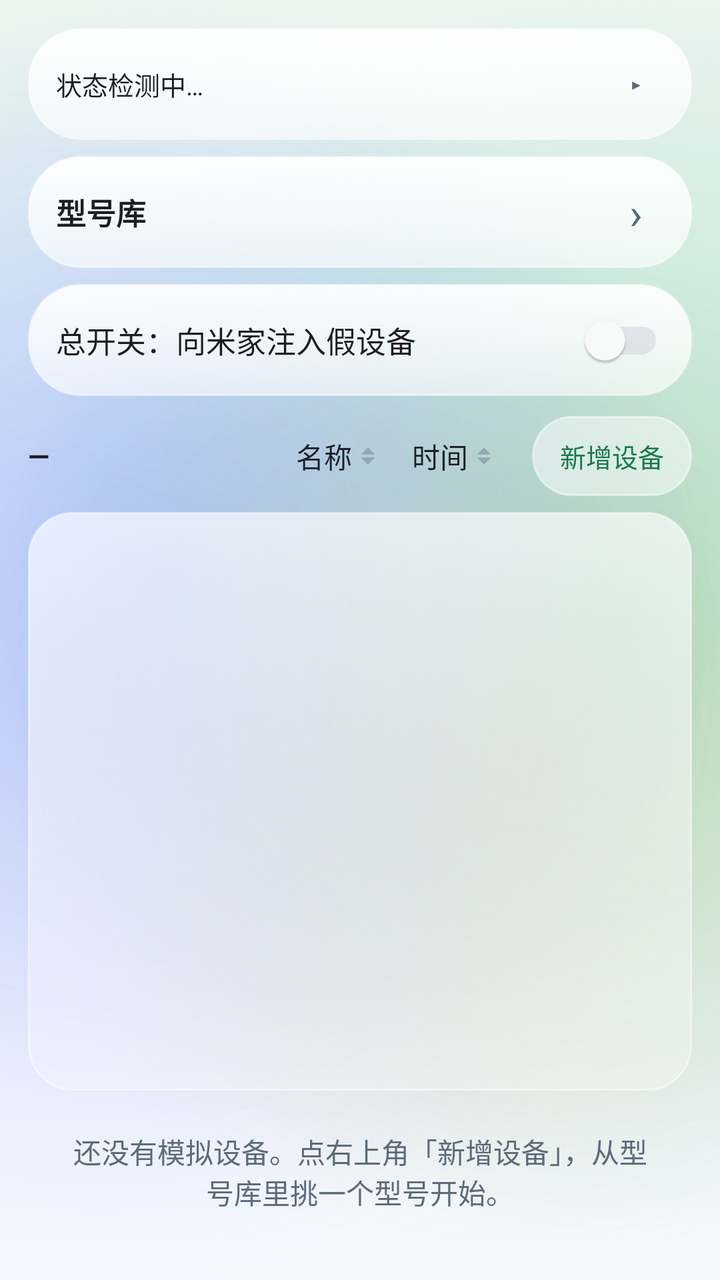
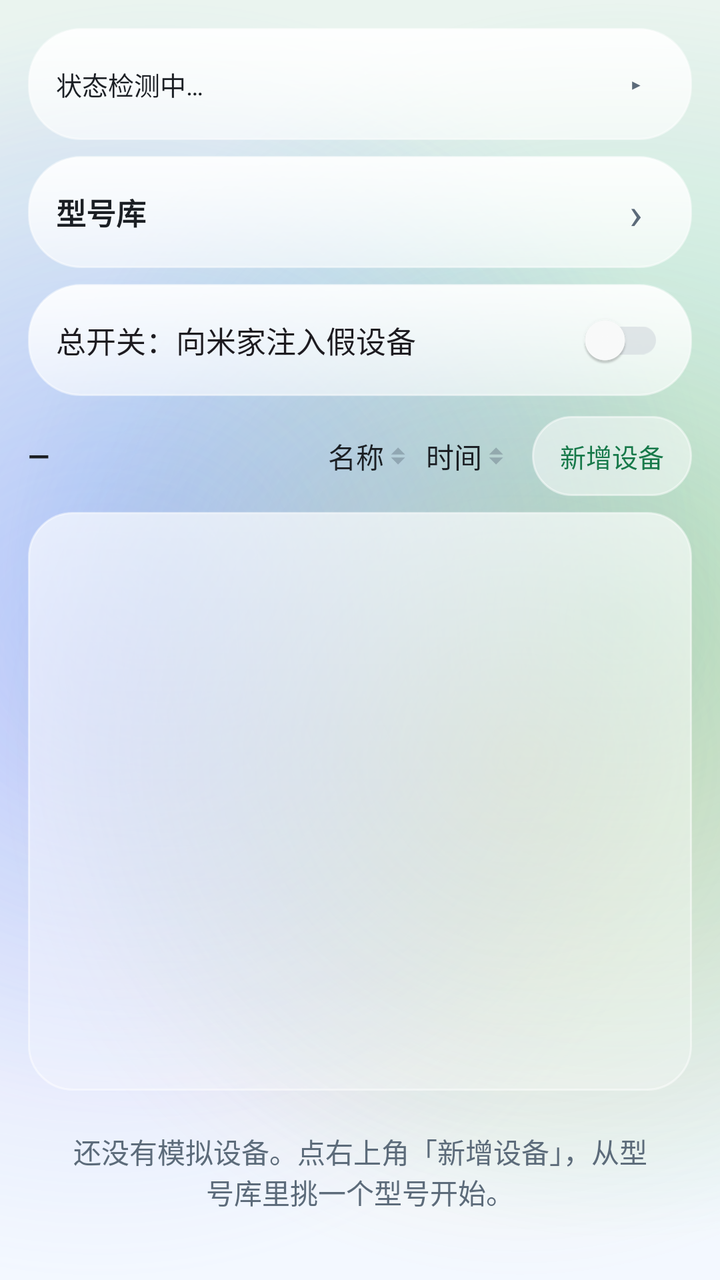

Screens rendered from an Android XML layout before and after an edit, with the pre-edit source and the edit as a unified diff.
<!-- AndroidManifest.xml: application theme Theme.MijiaSim -->
<!-- res/layout/activity_main.xml -->
<?xml version="1.0" encoding="utf-8"?>
<LinearLayout xmlns:android="http://schemas.android.com/apk/res/android"
    android:layout_width="match_parent"
    android:layout_height="match_parent"
    android:orientation="vertical"
    android:paddingLeft="14dp"
    android:paddingTop="14dp"
    android:paddingRight="14dp"
    android:paddingBottom="14dp">

    
    <LinearLayout
        android:id="@+id/status_card"
        android:layout_width="match_parent"
        android:layout_height="wrap_content"
        android:background="@drawable/bg_glass_card"
        android:orientation="vertical">

        <LinearLayout
            android:id="@+id/status_header"
            android:layout_width="match_parent"
            android:layout_height="56dp"
            android:background="@drawable/bg_status_ripple"
            android:clickable="true"
            android:focusable="true"
            android:gravity="center_vertical"
            android:orientation="horizontal"
            android:paddingLeft="14dp"
            android:paddingRight="12dp">

            <TextView
                android:id="@+id/status_summary"
                android:layout_width="0dp"
                android:layout_height="wrap_content"
                android:layout_weight="1"
                android:ellipsize="end"
                android:maxLines="1"
                android:text="@string/status_placeholder"
                android:textColor="@color/ink"
                android:textSize="13sp" />

            <TextView
                android:id="@+id/status_toggle"
                android:layout_width="32dp"
                android:layout_height="32dp"
                android:gravity="center"
                android:text="@string/status_arrow_closed"
                android:textColor="@color/ink_muted"
                android:textSize="14sp" />
        </LinearLayout>

        <TextView
            android:id="@+id/status_text"
            android:layout_width="match_parent"
            android:layout_height="wrap_content"
            android:lineSpacingExtra="3dp"
            android:paddingLeft="14dp"
            android:paddingTop="2dp"
            android:paddingRight="14dp"
            android:paddingBottom="12dp"
            android:text="@string/status_placeholder"
            android:textColor="@color/ink"
            android:textSize="13sp"
            android:visibility="gone" />
    </LinearLayout>

    
    <LinearLayout
        android:id="@+id/btn_open_library"
        android:layout_width="match_parent"
        android:layout_height="56dp"
        android:layout_marginTop="8dp"
        android:background="@drawable/bg_glass_card"
        android:clickable="true"
        android:focusable="true"
        android:gravity="center_vertical"
        android:orientation="horizontal"
        android:paddingLeft="14dp"
        android:paddingRight="12dp">

        <TextView
            android:layout_width="0dp"
            android:layout_height="wrap_content"
            android:layout_weight="1"
            android:ellipsize="end"
            android:maxLines="1"
            android:text="@string/label_model_library_entry"
            android:textColor="@color/ink"
            android:textSize="15sp"
            android:textStyle="bold" />

        <TextView
            android:layout_width="32dp"
            android:layout_height="32dp"
            android:gravity="center"
            android:text="@string/glyph_chevron"
            android:textColor="@color/ink_muted"
            android:textSize="22sp" />
    </LinearLayout>

    <androidx.appcompat.widget.SwitchCompat
        android:id="@+id/switch_inject"
        android:layout_width="match_parent"
        android:layout_height="56dp"
        android:layout_marginTop="8dp"
        android:background="@drawable/bg_glass_card"
        android:gravity="center_vertical"
        android:paddingLeft="14dp"
        android:paddingRight="14dp"
        android:text="@string/label_master_switch"
        android:textSize="15sp" />

    
    <LinearLayout
        android:layout_width="match_parent"
        android:layout_height="wrap_content"
        android:layout_marginTop="10dp"
        android:gravity="center_vertical"
        android:orientation="horizontal">

        <TextView
            android:id="@+id/device_count"
            android:layout_width="0dp"
            android:layout_height="wrap_content"
            android:layout_marginEnd="10dp"
            android:layout_weight="1"
            android:ellipsize="end"
            android:maxLines="1"
            android:text="@string/count_placeholder"
            android:textColor="@color/ink"
            android:textSize="14sp"
            android:textStyle="bold" />

        
        <TextView
            android:id="@+id/btn_sort_name"
            android:layout_width="wrap_content"
            android:layout_height="wrap_content"
            android:background="@null"
            android:clickable="true"
            android:drawablePadding="2dp"
            android:drawableEnd="@drawable/ic_sort_idle"
            android:focusable="true"
            android:foreground="?attr/selectableItemBackgroundBorderless"
            android:gravity="center_vertical"
            android:paddingLeft="8dp"
            android:paddingTop="8dp"
            android:paddingRight="8dp"
            android:paddingBottom="8dp"
            android:text="@string/sort_name"
            android:textColor="@color/ink"
            android:textSize="14sp" />

        <TextView
            android:id="@+id/btn_sort_time"
            android:layout_width="wrap_content"
            android:layout_height="wrap_content"
            android:background="@null"
            android:clickable="true"
            android:drawablePadding="2dp"
            android:drawableEnd="@drawable/ic_sort_idle"
            android:focusable="true"
            android:foreground="?attr/selectableItemBackgroundBorderless"
            android:gravity="center_vertical"
            android:paddingLeft="8dp"
            android:paddingTop="8dp"
            android:paddingRight="8dp"
            android:paddingBottom="8dp"
            android:text="@string/sort_time"
            android:textColor="@color/ink"
            android:textSize="14sp" />

        <Button
            android:id="@+id/btn_add"
            style="@style/Widget.MijiaSim.Button.Pill"
            android:layout_width="wrap_content"
            android:layout_height="wrap_content"
            android:layout_marginStart="10dp"
            android:text="@string/action_add" />
    </LinearLayout>

    
    <androidx.recyclerview.widget.RecyclerView
        android:id="@+id/device_list"
        android:layout_width="match_parent"
        android:layout_height="0dp"
        android:layout_marginTop="8dp"
        android:layout_weight="1"
        android:background="@drawable/bg_glass_list_faint"
        android:padding="4dp"
        android:scrollbars="vertical" />

    <TextView
        android:id="@+id/empty_hint"
        android:layout_width="match_parent"
        android:layout_height="wrap_content"
        android:gravity="center"
        android:padding="20dp"
        android:text="@string/hint_no_device"
        android:textColor="@color/ink_muted"
        android:textSize="14sp" />

</LinearLayout>
<!-- resources referenced by this layout -->
<resources>
  <color name="ink">#FF1B1F24</color>
  <color name="ink_muted">#FF5C6B7A</color>
  <string name="action_add">新增设备</string>
  <string name="count_placeholder">—</string>
  <string name="glyph_chevron">›</string>
  <string name="hint_no_device">还没有模拟设备。点右上角「新增设备」，从型号库里挑一个型号开始。</string>
  <string name="label_master_switch">总开关：向米家注入假设备</string>
  <string name="label_model_library_entry">型号库</string>
  <string name="sort_name">名称</string>
  <string name="sort_time">时间</string>
  <string name="status_arrow_closed">▸</string>
  <string name="status_placeholder">状态检测中…</string>
  <color name="glass_bottom">#99FFFFFF</color>
  <color name="glass_top">#E6FFFFFF</color>
  <color name="glass_stroke">#80FFFFFF</color>
  <color name="glass_card_faint_bottom">#3DFFFFFF</color>
  <color name="glass_card_faint_top">#A6FFFFFF</color>
  <color name="row_pressed">#59FFFFFF</color>
  <color name="accent">#FF2bb673</color>
  <color name="accent_deep">#FF17794A</color>
  <color name="liquid_sky">#FFF3F8FF</color>
  <style name="ThemeOverlay.MijiaSim.ActionBar" parent="ThemeOverlay.AppCompat.Light">
          <item name="colorControlNormal">@color/ink</item>
          <item name="android:textColorPrimary">@color/ink</item>
      </style>
  <style name="Widget.MijiaSim.PopupMenu.Overflow" parent="Widget.AppCompat.PopupMenu.Overflow">
          <item name="android:popupBackground">@drawable/bg_glass_popup</item>
          <item name="android:popupElevation">10dp</item>
          <item name="overlapAnchor">false</item>
          <item name="android:dropDownVerticalOffset">6dp</item>
      </style>
  <style name="Widget.MijiaSim.PopupMenu" parent="Widget.AppCompat.PopupMenu">
          <item name="android:popupBackground">@drawable/bg_glass_popup</item>
          <item name="android:popupElevation">10dp</item>
      </style>
  <style name="TextAppearance.MijiaSim.PopupMenuItem" parent="TextAppearance.AppCompat.Widget.PopupMenu.Large">
          <item name="android:textColor">@color/ink</item>
          <item name="android:textSize">14sp</item>
      </style>
  <style name="Widget.MijiaSim.Switch" parent="Widget.AppCompat.CompoundButton.Switch">
          <item name="trackTint">@color/switch_track</item>
          <item name="thumbTint">@color/switch_thumb</item>
      </style>
  <color name="pill_pressed">#B3FFFFFF</color>
  <color name="pill_disabled">#40FFFFFF</color>
  <color name="glass_stroke_soft">#4DFFFFFF</color>
  <color name="pill_fill">#80FFFFFF</color>
  <color name="liquid_mist">#FFEAF4EF</color>
  <color name="blob_mint">#552BB673</color>
  <color name="blob_blue">#4D4C9AFF</color>
  <color name="blob_violet">#3D8E7CFF</color>
  <color name="blob_amber">#2EF2A33C</color>
  <style name="TextAppearance.MijiaSim.ActionBar.Title" parent="TextAppearance.AppCompat.Widget.ActionBar.Title">
          <item name="android:textColor">@color/ink</item>
          <item name="android:textSize">20sp</item>
          <item name="android:textStyle">bold</item>
          <item name="android:letterSpacing">0.01</item>
      </style>
  <style name="TextAppearance.MijiaSim.ActionBar.Subtitle" parent="TextAppearance.AppCompat.Widget.ActionBar.Subtitle">
          <item name="android:textColor">@color/ink_muted</item>
      </style>
  <!-- drawable bg_glass_dialog (drawable) -->
  <?xml version="1.0" encoding="utf-8"?>
  <shape xmlns:android="http://schemas.android.com/apk/res/android"
      android:shape="rectangle">
      <solid android:color="@color/dialog_fill" />
      <corners android:radius="28dp" />
      <stroke
          android:width="1dp"
          android:color="@color/glass_stroke" />
  </shape>
  <color name="dialog_fill">#F7FFFFFF</color>
  <color name="popup_bottom">#FFF6FAFF</color>
  <color name="popup_top">#FFFFFFFF</color>
  <color name="glass_divider">#14000000</color>
  <!-- unchanged entries left out for length: 11 -->
</resources>

<!-- the commit's change to res/layout/activity_main.xml (unified diff, before → after) -->
@@ -122,7 +122,7 @@
             android:id="@+id/device_count"
             android:layout_width="0dp"
             android:layout_height="wrap_content"
-            android:layout_marginEnd="10dp"
+            android:layout_marginEnd="6dp"
             android:layout_weight="1"
             android:ellipsize="end"
             android:maxLines="1"
@@ -138,14 +138,14 @@
             android:layout_height="wrap_content"
             android:background="@null"
             android:clickable="true"
-            android:drawablePadding="2dp"
+            android:drawablePadding="1dp"
             android:drawableEnd="@drawable/ic_sort_idle"
             android:focusable="true"
             android:foreground="?attr/selectableItemBackgroundBorderless"
             android:gravity="center_vertical"
-            android:paddingLeft="8dp"
+            android:paddingLeft="4dp"
             android:paddingTop="8dp"
-            android:paddingRight="8dp"
+            android:paddingRight="4dp"
             android:paddingBottom="8dp"
             android:text="@string/sort_name"
             android:textColor="@color/ink"
@@ -157,14 +157,14 @@
             android:layout_height="wrap_content"
             android:background="@null"
             android:clickable="true"
-            android:drawablePadding="2dp"
+            android:drawablePadding="1dp"
             android:drawableEnd="@drawable/ic_sort_idle"
             android:focusable="true"
             android:foreground="?attr/selectableItemBackgroundBorderless"
             android:gravity="center_vertical"
-            android:paddingLeft="8dp"
+            android:paddingLeft="4dp"
             android:paddingTop="8dp"
-            android:paddingRight="8dp"
+            android:paddingRight="4dp"
             android:paddingBottom="8dp"
             android:text="@string/sort_time"
             android:textColor="@color/ink"
@@ -175,7 +175,7 @@
             style="@style/Widget.MijiaSim.Button.Pill"
             android:layout_width="wrap_content"
             android:layout_height="wrap_content"
-            android:layout_marginStart="10dp"
+            android:layout_marginStart="8dp"
             android:text="@string/action_add" />
     </LinearLayout>
 
